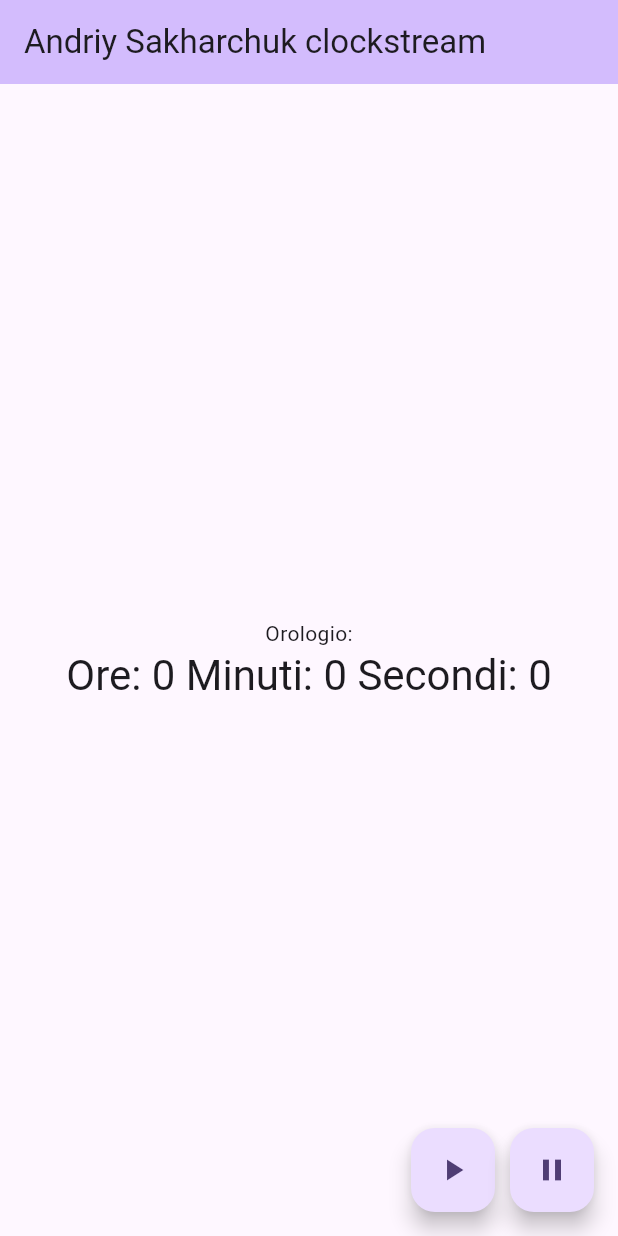
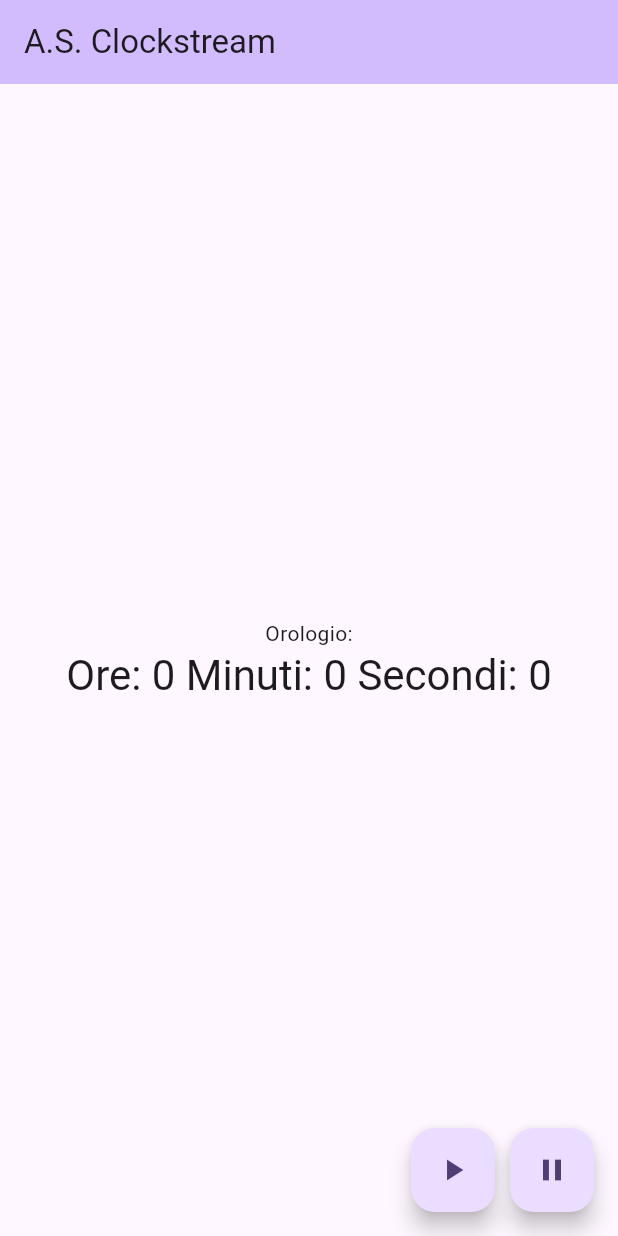
Before and after one commit to AndriySakharchukZuc/TPSIT-5ID-ZUCCANTE, a Flutter app: the screen it shows after launch, on a phone screen of 412 x 824 dp. Run offline on Flutter 3.47's test engine with Material 3 defaults, Android fonts, the phone set to English and light mode, and no system bars.

Commit message:
modificato apparenza di app

```diff
--- a/clockstream/lib/main.dart
+++ b/clockstream/lib/main.dart
@@ -29,7 +29,8 @@ class MyApp extends StatelessWidget {
       theme: ThemeData(
         colorScheme: ColorScheme.fromSeed(seedColor: Colors.deepPurple),
       ),
-      home: const MyHomePage(title: 'Andriy Sakharchuk clockstream'),
+      home: const MyHomePage(title: 'A.S. Clockstream'),
+      debugShowCheckedModeBanner: false,
     );
   }
 }
```
